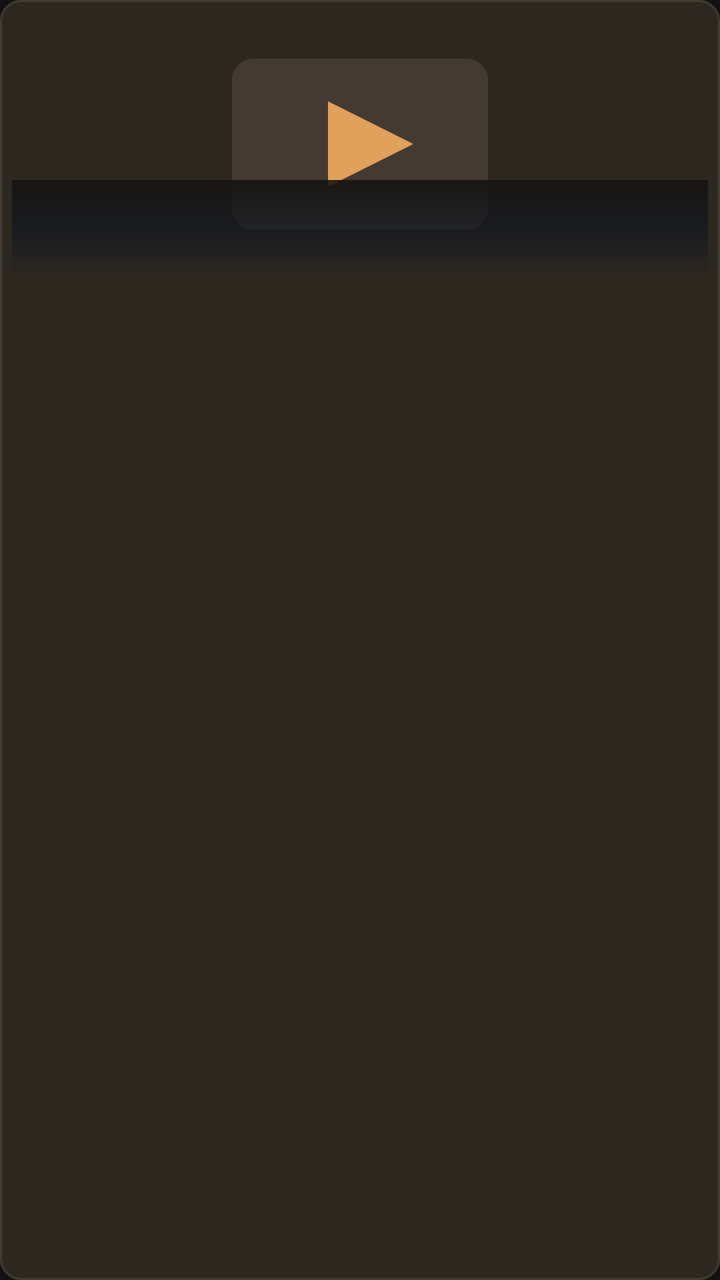
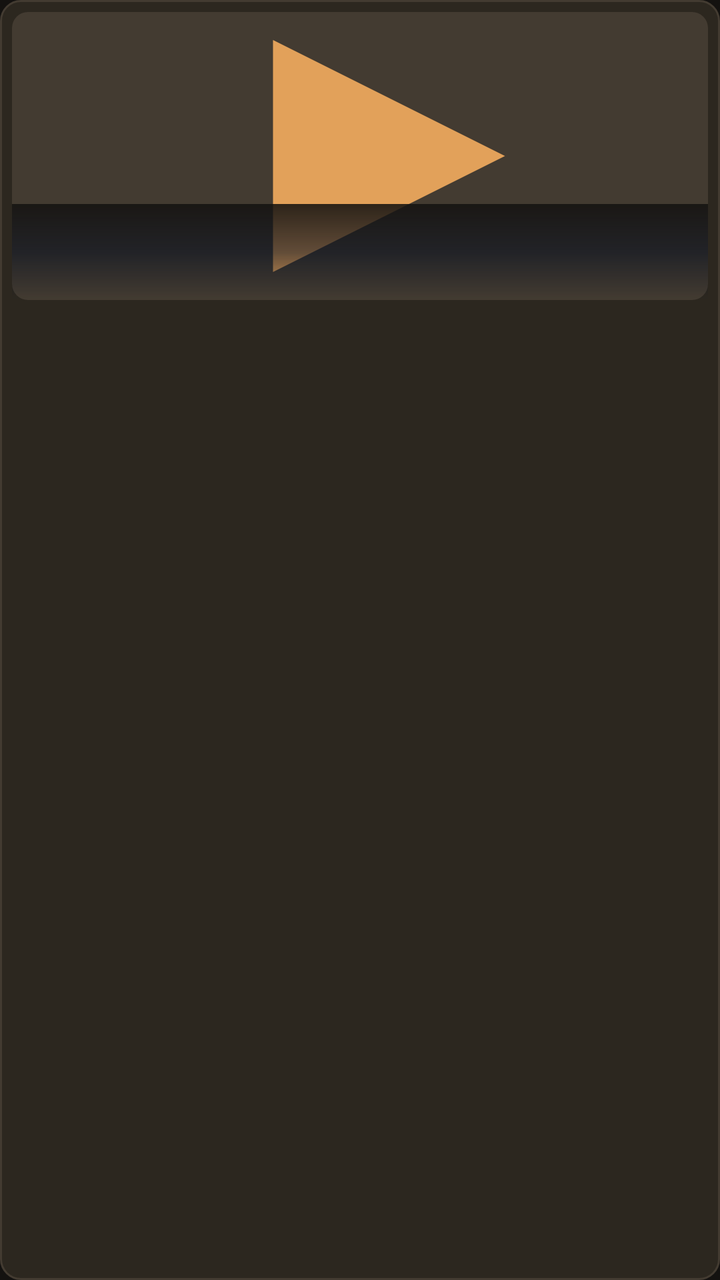

Compare the two renders of this Android layout. The source of the first and the diff that turns it into the second are given below.
<!-- AndroidManifest.xml: application theme Theme.OlympusIptv -->
<!-- res/layout/item_poster.xml -->
<?xml version="1.0" encoding="utf-8"?>
<LinearLayout xmlns:android="http://schemas.android.com/apk/res/android"
    android:id="@+id/playTarget"
    android:layout_width="match_parent"
    android:layout_height="wrap_content"
    android:layout_margin="6dp"
    android:background="@drawable/bg_focusable"
    android:clickable="true"
    android:focusable="true"
    android:focusableInTouchMode="true"
    android:orientation="vertical"
    android:padding="6dp">

    <FrameLayout
        android:layout_width="match_parent"
        android:layout_height="132dp">

        <ImageView
            android:id="@+id/logo"
            android:layout_width="match_parent"
            android:layout_height="match_parent"
            android:background="@drawable/bg_poster_image"
            android:clipToOutline="true"
            android:contentDescription="@null"
            android:padding="2dp"
            android:scaleType="fitCenter"
            android:src="@drawable/ic_channel_placeholder" />

        <TextView
            android:id="@+id/ratingBadge"
            android:layout_width="wrap_content"
            android:layout_height="wrap_content"
            android:layout_gravity="top|end"
            android:layout_margin="6dp"
            android:background="@drawable/bg_panel"
            android:paddingHorizontal="7dp"
            android:paddingVertical="3dp"
            android:textColor="@color/accent"
            android:textSize="11sp"
            android:textStyle="bold"
            android:visibility="gone" />

        <View
            android:layout_width="match_parent"
            android:layout_height="48dp"
            android:layout_gravity="bottom"
            android:background="@drawable/bg_player_scrim" />

        <TextView
            android:id="@+id/posterMeta"
            android:layout_width="match_parent"
            android:layout_height="wrap_content"
            android:layout_gravity="bottom"
            android:ellipsize="end"
            android:maxLines="1"
            android:paddingHorizontal="8dp"
            android:paddingBottom="8dp"
            android:textColor="@color/text_primary"
            android:textSize="11sp"
            android:visibility="gone" />

        <ProgressBar
            android:id="@+id/watchProgress"
            style="?android:attr/progressBarStyleHorizontal"
            android:layout_width="match_parent"
            android:layout_height="3dp"
            android:layout_gravity="bottom"
            android:max="1000"
            android:progress="0"
            android:progressDrawable="@drawable/bg_episode_progress"
            android:visibility="gone" />
    </FrameLayout>

    <TextView
        android:id="@+id/name"
        android:layout_width="match_parent"
        android:layout_height="wrap_content"
        android:layout_marginTop="6dp"
        android:ellipsize="end"
        android:maxLines="2"
        android:textColor="@color/text_primary"
        android:textSize="13sp"
        android:textStyle="bold" />

    <TextView
        android:id="@+id/group"
        android:layout_width="match_parent"
        android:layout_height="wrap_content"
        android:ellipsize="end"
        android:maxLines="1"
        android:textColor="@color/text_secondary"
        android:textSize="11sp" />
</LinearLayout>
<!-- resources referenced by this layout -->
<resources>
  <color name="accent">#E2A15A</color>
  <color name="text_primary">#F6F1E7</color>
  <color name="text_secondary">#C9BBA8</color>
  <!-- drawable bg_episode_progress (drawable) -->
  <?xml version="1.0" encoding="utf-8"?>
  <layer-list xmlns:android="http://schemas.android.com/apk/res/android">
      <item android:id="@android:id/background">
          <shape>
              <solid android:color="#66000000" />
          </shape>
      </item>
      <item android:id="@android:id/progress">
          <clip>
              <shape>
                  <solid android:color="@color/accent" />
              </shape>
          </clip>
      </item>
  </layer-list>
  <!-- drawable bg_panel (drawable) -->
  <?xml version="1.0" encoding="utf-8"?>
  <shape xmlns:android="http://schemas.android.com/apk/res/android">
      <solid android:color="@color/bg_panel" />
      <corners android:radius="10dp" />
      <stroke
          android:width="1dp"
          android:color="@color/stroke" />
  </shape>
  <!-- drawable bg_player_scrim (drawable) -->
  <?xml version="1.0" encoding="utf-8"?>
  <shape xmlns:android="http://schemas.android.com/apk/res/android">
      <gradient
          android:angle="270"
          android:startColor="#E0141210"
          android:centerColor="#990B1220"
          android:endColor="#00000000"
          android:type="linear" />
  </shape>
  <!-- drawable bg_poster_image (drawable) -->
  <?xml version="1.0" encoding="utf-8"?>
  <shape xmlns:android="http://schemas.android.com/apk/res/android">
      <solid android:color="@color/bg_panel" />
      <corners android:radius="8dp" />
  </shape>
  <!-- drawable ic_channel_placeholder (drawable) -->
  <?xml version="1.0" encoding="utf-8"?>
  <vector xmlns:android="http://schemas.android.com/apk/res/android"
      android:width="48dp"
      android:height="48dp"
      android:viewportWidth="48"
      android:viewportHeight="48">
      <path
          android:fillColor="#433B31"
          android:pathData="M4,8h40c2.2,0 4,1.8 4,4v24c0,2.2 -1.8,4 -4,4h-40c-2.2,0 -4,-1.8 -4,-4v-24c0,-2.2 1.8,-4 4,-4z" />
      <path
          android:fillColor="#E2A15A"
          android:pathData="M18,16l16,8 -16,8z" />
  </vector>
  <style name="Theme.OlympusIptv" parent="Theme.AppCompat.NoActionBar">
          <item name="android:windowBackground">@color/bg</item>
          <item name="android:colorBackground">@color/bg</item>
          <item name="android:textColorPrimary">@color/text_primary</item>
          <item name="android:textColorSecondary">@color/text_secondary</item>
          <item name="colorPrimary">@color/accent</item>
          <item name="colorAccent">@color/accent</item>
          <item name="android:statusBarColor">@color/bg</item>
          <item name="android:navigationBarColor">@color/bg</item>
          <item name="android:windowFullscreen">true</item>
      </style>
  <color name="bg_elevated">#221F1A</color>
  <color name="focus">#F0C48A</color>
  <color name="accent_dim">#B07A38</color>
  <color name="bg_panel">#2C271F</color>
  <color name="stroke">#433B31</color>
  <color name="bg">#141210</color>
  <!-- unchanged entries left out for length: 1 -->
</resources>

<!-- the commit's change to res/layout/item_poster.xml (unified diff, before → after) -->
@@ -13,7 +13,7 @@
 
     <FrameLayout
         android:layout_width="match_parent"
-        android:layout_height="132dp">
+        android:layout_height="144dp">
 
         <ImageView
             android:id="@+id/logo"
@@ -22,8 +22,7 @@
             android:background="@drawable/bg_poster_image"
             android:clipToOutline="true"
             android:contentDescription="@null"
-            android:padding="2dp"
-            android:scaleType="fitCenter"
+            android:scaleType="centerCrop"
             android:src="@drawable/ic_channel_placeholder" />
 
         <TextView
